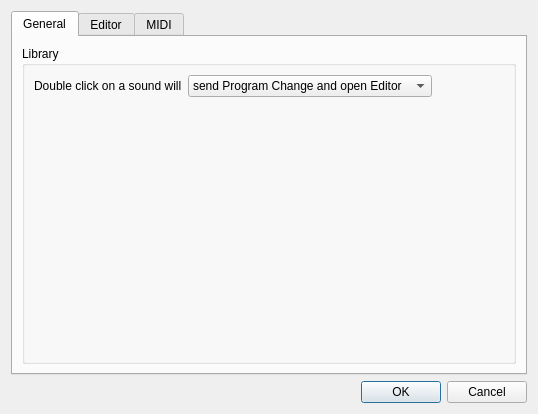
First picture: the form in bigglesworth/settings.ui, repository MaurizioB/Bigglesworth, before the edit.
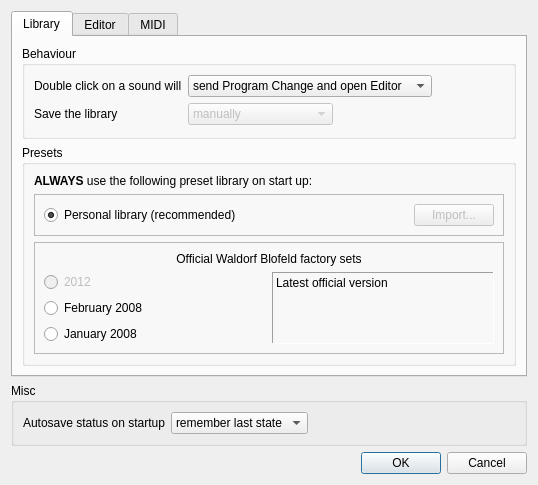
Second picture: the form after the edit. The open tabs and pages were chosen to show the change.

Commit message: Library dump and management, autosave, about box The Library is finally able to send dumps to the Blofeld, this means that you can dump single sounds or even the entire library. It is possible to choose between 2 default preset libraries (2008 official factory sets) to start with. Every change to the library can be saved and will be restored. The drag'n'drop system has been fixed, while it's still a bit slow. Autosave status in the editor will be remembered, if its option is set in the preferences. An about dialog box has been added.

```diff
--- a/bigglesworth/settings.ui
+++ b/bigglesworth/settings.ui
@@ -9,8 +9,8 @@
    <rect>
     <x>0</x>
     <y>0</y>
-    <width>507</width>
-    <height>347</height>
+    <width>533</width>
+    <height>406</height>
    </rect>
   </property>
   <property name="windowTitle">
@@ -24,13 +24,13 @@
      </property>
      <widget class="QWidget" name="general_tab">
       <attribute name="title">
-       <string>General</string>
+       <string>Library</string>
       </attribute>
       <layout class="QVBoxLayout" name="verticalLayout_2">
        <item>
         <widget class="QGroupBox" name="groupBox_2">
          <property name="title">
-          <string>Library</string>
+          <string>Behaviour</string>
          </property>
          <layout class="QGridLayout" name="gridLayout_4">
           <item row="0" column="0">
@@ -72,11 +72,174 @@
               </item>
              </widget>
             </item>
+            <item row="1" column="0">
+             <widget class="QLabel" name="saveTheLibraryLabel">
+              <property name="text">
+               <string>Save the library</string>
+              </property>
+             </widget>
+            </item>
+            <item row="1" column="1">
+             <widget class="QComboBox" name="library_save_combo">
+              <property name="enabled">
+               <bool>false</bool>
+              </property>
+              <property name="currentIndex">
+               <number>0</number>
+              </property>
+              <item>
+               <property name="text">
+                <string>manually</string>
+               </property>
+              </item>
+              <item>
+               <property name="text">
+                <string>after any modification</string>
+               </property>
+              </item>
+              <item>
+               <property name="text">
+                <string>every 5 minutes</string>
+               </property>
+              </item>
+             </widget>
+            </item>
            </layout>
           </item>
          </layout>
         </widget>
        </item>
+       <item>
+        <widget class="QGroupBox" name="groupBox_5">
+         <property name="title">
+          <string>Presets</string>
+         </property>
+         <layout class="QGridLayout" name="gridLayout_8">
+          <item row="0" column="0">
+           <widget class="QLabel" name="label_4">
+            <property name="text">
+             <string>&lt;html&gt;&lt;head/&gt;&lt;body&gt;&lt;p&gt;&lt;span style=&quot; font-weight:600;&quot;&gt;ALWAYS&lt;/span&gt; use the following preset library on start up:&lt;/p&gt;&lt;/body&gt;&lt;/html&gt;</string>
+            </property>
+           </widget>
+          </item>
+          <item row="2" column="0">
+           <widget class="QFrame" name="frame_2">
+            <property name="frameShape">
+             <enum>QFrame::StyledPanel</enum>
+            </property>
+            <property name="frameShadow">
+             <enum>QFrame::Sunken</enum>
+            </property>
+            <layout class="QGridLayout" name="gridLayout_9">
+             <item row="3" column="0">
+              <widget class="QRadioButton" name="preset_201200_radio">
+               <property name="enabled">
+                <bool>false</bool>
+               </property>
+               <property name="text">
+                <string>2012</string>
+               </property>
+               <attribute name="buttonGroup">
+                <string notr="true">preset_group</string>
+               </attribute>
+              </widget>
+             </item>
+             <item row="4" column="0">
+              <widget class="QRadioButton" name="preset_200802_radio">
+               <property name="text">
+                <string>February 2008</string>
+               </property>
+               <attribute name="buttonGroup">
+                <string notr="true">preset_group</string>
+               </attribute>
+              </widget>
+             </item>
+             <item row="5" column="0">
+              <widget class="QRadioButton" name="preset_200801_radio">
+               <property name="text">
+                <string>January 2008</string>
+               </property>
+               <attribute name="buttonGroup">
+                <string notr="true">preset_group</string>
+               </attribute>
+              </widget>
+             </item>
+             <item row="0" column="0" colspan="2">
+              <widget class="QLabel" name="label_5">
+               <property name="text">
+                <string>Official Waldorf Blofeld factory sets</string>
+               </property>
+               <property name="alignment">
+                <set>Qt::AlignCenter</set>
+               </property>
+              </widget>
+             </item>
+             <item row="3" column="1" rowspan="3">
+              <widget class="QLabel" name="preset_desc_lbl">
+               <property name="frameShape">
+                <enum>QFrame::Panel</enum>
+               </property>
+               <property name="frameShadow">
+                <enum>QFrame::Sunken</enum>
+               </property>
+               <property name="text">
+                <string>Latest official version</string>
+               </property>
+               <property name="alignment">
+                <set>Qt::AlignLeading|Qt::AlignLeft|Qt::AlignTop</set>
+               </property>
+               <property name="wordWrap">
+                <bool>true</bool>
+               </property>
+              </widget>
+             </item>
+            </layout>
+           </widget>
+          </item>
+          <item row="1" column="0">
+           <widget class="QFrame" name="frame_4">
+            <property name="frameShape">
+             <enum>QFrame::StyledPanel</enum>
+            </property>
+            <property name="frameShadow">
+             <enum>QFrame::Sunken</enum>
+            </property>
+            <layout class="QGridLayout" name="gridLayout_10">
+             <item row="0" column="0">
+              <widget class="QRadioButton" name="preset_personal_radio">
+               <property name="text">
+                <string>Personal library (recommended)</string>
+               </property>
+               <property name="checked">
+                <bool>true</bool>
+               </property>
+               <attribute name="buttonGroup">
+                <string notr="true">preset_group</string>
+               </attribute>
+              </widget>
+             </item>
+             <item row="0" column="1">
+              <widget class="QPushButton" name="preset_import_btn">
+               <property name="enabled">
+                <bool>false</bool>
+               </property>
+               <property name="sizePolicy">
+                <sizepolicy hsizetype="Maximum" vsizetype="Fixed">
+                 <horstretch>0</horstretch>
+                 <verstretch>0</verstretch>
+                </sizepolicy>
+               </property>
+               <property name="text">
+                <string>Import...</string>
+               </property>
+              </widget>
+             </item>
+            </layout>
+           </widget>
+          </item>
+         </layout>
+        </widget>
+       </item>
       </layout>
      </widget>
      <widget class="QWidget" name="editor_tab">
@@ -505,6 +668,47 @@
      </widget>
     </widget>
    </item>
+   <item>
+    <widget class="QGroupBox" name="groupBox_6">
+     <property name="title">
+      <string>Misc</string>
+     </property>
+     <layout class="QFormLayout" name="formLayout_8">
+      <property name="fieldGrowthPolicy">
+       <enum>QFormLayout::ExpandingFieldsGrow</enum>
+      </property>
+      <item row="0" column="0">
+       <widget class="QLabel" name="autosaveLabel">
+        <property name="text">
+         <string>Autosave status on startup</string>
+        </property>
+       </widget>
+      </item>
+      <item row="0" column="1">
+       <widget class="QComboBox" name="editor_autosave_combo">
+        <property name="currentIndex">
+         <number>2</number>
+        </property>
+        <item>
+         <property name="text">
+          <string>always off</string>
+         </property>
+        </item>
+        <item>
+         <property name="text">
+          <string>always on</string>
+         </property>
+        </item>
+        <item>
+         <property name="text">
+          <string>remember last state</string>
+         </property>
+        </item>
+       </widget>
+      </item>
+     </layout>
+    </widget>
+   </item>
    <item>
     <widget class="QDialogButtonBox" name="buttonBox">
      <property name="orientation">
```
Left out of the diff: 5 changed lines with no effect on the pictures. The commit also changes 14 other files.
